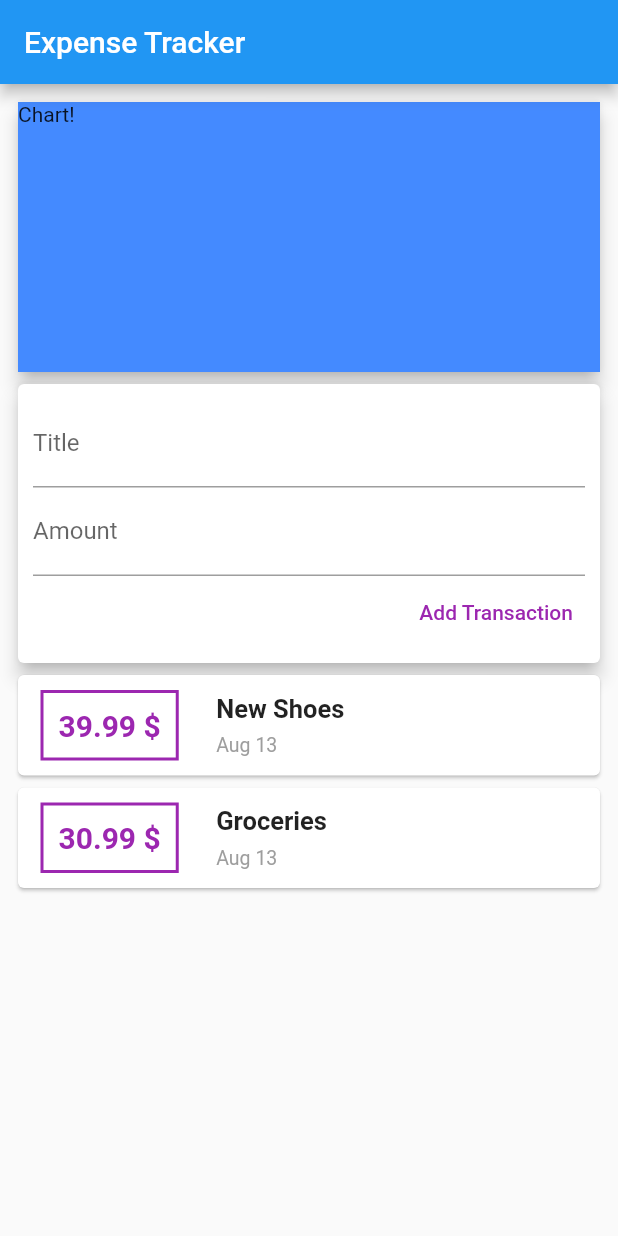
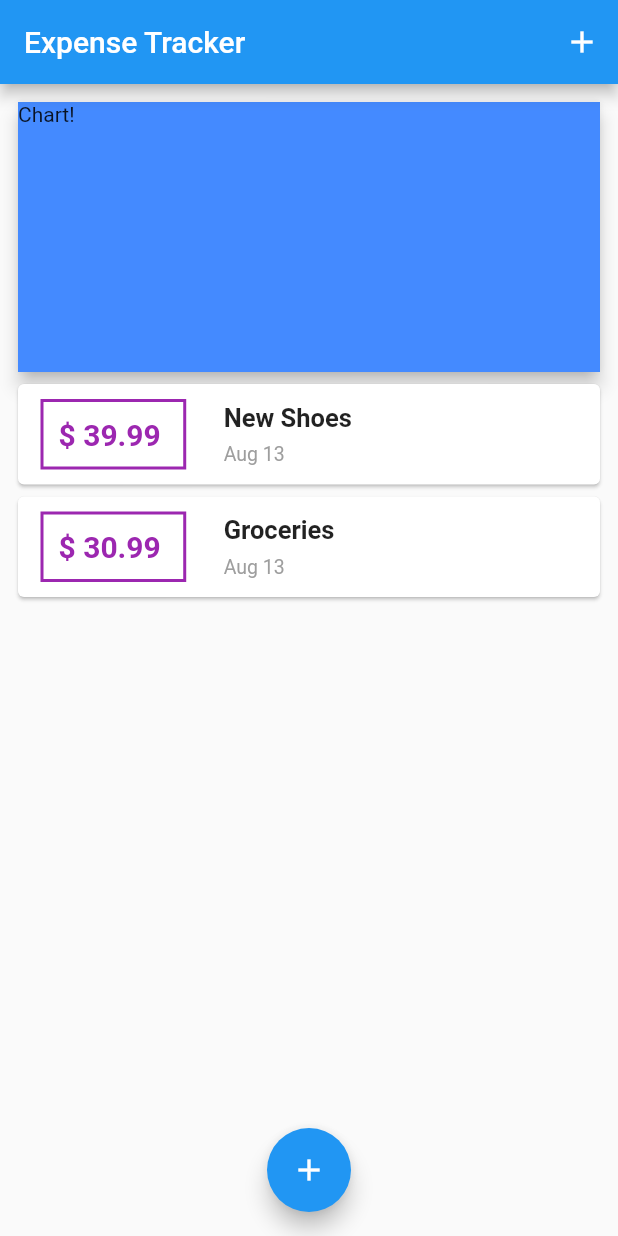
Before and after one commit to kishanSindhi/expense_tracker, a Flutter app: the screen it shows after launch, on a phone screen of 412 x 824 dp. Run offline on Flutter 3.47's test engine with Material 2 defaults, Android fonts, the phone set to English and light mode, and no system bars.

```diff
--- a/lib/main.dart
+++ b/lib/main.dart
@@ -1,6 +1,8 @@
+import 'package:exp_tracker/widgets/new_transaction.dart';
 import 'package:flutter/material.dart';
 
-import 'widgets/user_transaction.dart';
+import 'models/transaction.dart';
+import 'widgets/transaction_list.dart';
 
 void main() {
   runApp(MyApp());
@@ -18,12 +20,61 @@ class MyApp extends StatelessWidget {
   }
 }
 
-class MyHomePage extends StatelessWidget {
+class MyHomePage extends StatefulWidget {
+  @override
+  _MyHomePageState createState() => _MyHomePageState();
+}
+
+class _MyHomePageState extends State<MyHomePage> {
+  final List<Transaction> _userTransactions = [
+    Transaction(
+      id: "t1",
+      title: "New Shoes",
+      amount: 39.99,
+      date: DateTime.now(),
+    ),
+    Transaction(
+      id: "t2",
+      title: "Groceries",
+      amount: 30.99,
+      date: DateTime.now(),
+    ),
+  ];
+
+  void _addNewTransaction(String txTitle, double txAmount) {
+    final newTx = Transaction(
+      id: DateTime.now().toString(),
+      title: txTitle,
+      amount: txAmount,
+      date: DateTime.now(),
+    );
+    setState(() => _userTransactions.add(newTx));
+  }
+
+  void _startAddNewTransaction(BuildContext ctx) {
+    showModalBottomSheet(
+      context: ctx,
+      builder: (_) {
+        return GestureDetector(
+          child: NewTransaction(_addNewTransaction),
+          onTap: () {},
+          behavior: HitTestBehavior.opaque,
+        );
+      },
+    );
+  }
+
   @override
   Widget build(BuildContext context) {
     return Scaffold(
       appBar: AppBar(
         title: Text("Expense Tracker"),
+        actions: [
+          IconButton(
+            onPressed: () => _startAddNewTransaction(context),
+            icon: Icon(Icons.add),
+          )
+        ],
       ),
       body: Padding(
         padding: const EdgeInsets.all(8.0),
@@ -40,9 +91,16 @@ class MyHomePage extends StatelessWidget {
                   child: Text("Chart!"),
                 ),
               ),
-              UserTransaction(),
+              TransactionList(_userTransactions),
             ],
           ),
+        ),
+      ),
+      floatingActionButtonLocation: FloatingActionButtonLocation.centerFloat,
+      floatingActionButton: FloatingActionButton(
+        onPressed: () => _startAddNewTransaction(context),
+        child: Icon(
+          Icons.add,
         ),
       ),
     );
--- a/lib/widgets/transaction_list.dart
+++ b/lib/widgets/transaction_list.dart
@@ -8,7 +8,7 @@ class TransactionList extends StatelessWidget {
   @override
   Widget build(BuildContext context) {
     return Container(
-      height: 300,
+      height: 470,
       child: ListView.builder(
         itemBuilder: (ctx, index) {
           return Card(
@@ -16,7 +16,7 @@ class TransactionList extends StatelessWidget {
               children: [
                 Container(
                   child: Text(
-                    "${transactions[index].amount} \$",
+                    "\$ ${transactions[index].amount.toStringAsFixed(2)} ",
                     style: TextStyle(
                       fontWeight: FontWeight.bold,
                       fontSize: 20,
--- a/lib/widgets/user_transaction.dart
+++ /dev/null
@@ -1,49 +0,0 @@
-import 'package:flutter/material.dart';
-
-import './new_transaction.dart';
-import './transaction_list.dart';
-import '../models/transaction.dart';
-
-class UserTransaction extends StatefulWidget {
-  @override
-  _UserTransactionState createState() => _UserTransactionState();
-}
-
-class _UserTransactionState extends State<UserTransaction> {
-  final List<Transaction> _userTransactions = [
-    Transaction(
-      id: "t1",
-      title: "New Shoes",
-      amount: 39.99,
-      date: DateTime.now(),
-    ),
-    Transaction(
-      id: "t2",
-      title: "Groceries",
-      amount: 30.99,
-      date: DateTime.now(),
-    ),
-  ];
-
-  void _addNewTransaction(String txTitle, double txAmount) {
-    final newTx = Transaction(
-      id: DateTime.now().toString(),
-      title: txTitle,
-      amount: txAmount,
-      date: DateTime.now(),
-    );
-    setState(() {
-      _userTransactions.add(newTx);
-    });
-  }
-
-  @override
-  Widget build(BuildContext context) {
-    return Column(
-      children: [
-        NewTransaction(_addNewTransaction),
-        TransactionList(_userTransactions),
-      ],
-    );
-  }
-}
```
Also changed, not shown: lib/widgets/new_transaction.dart (+25 -8 lines).
